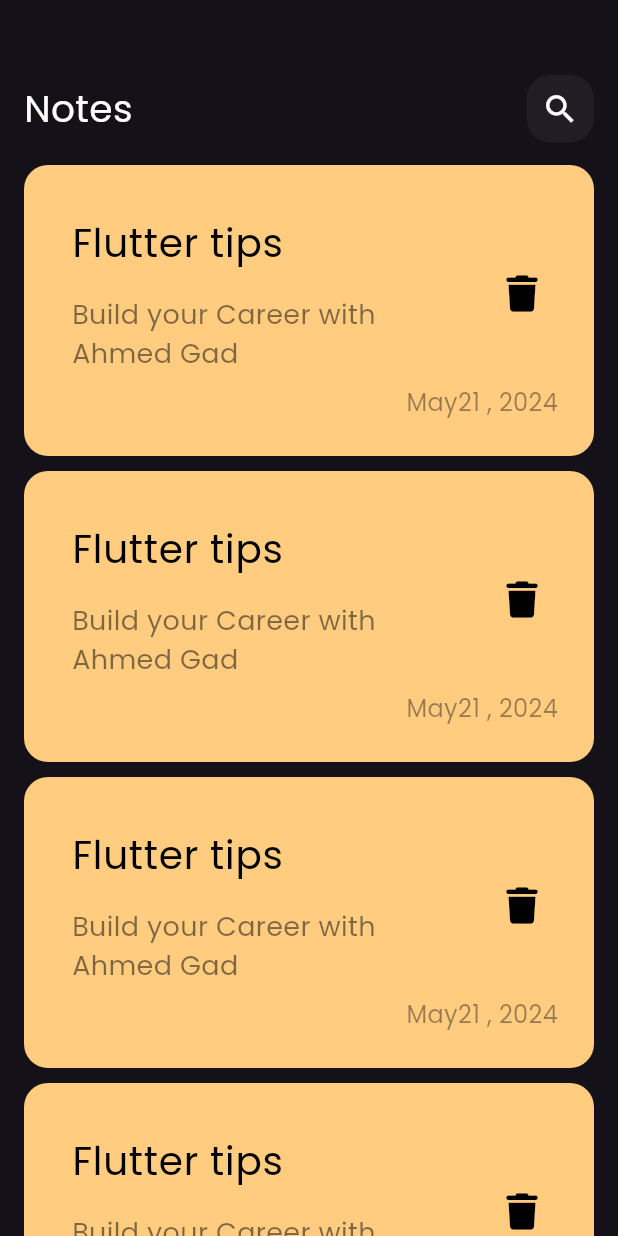
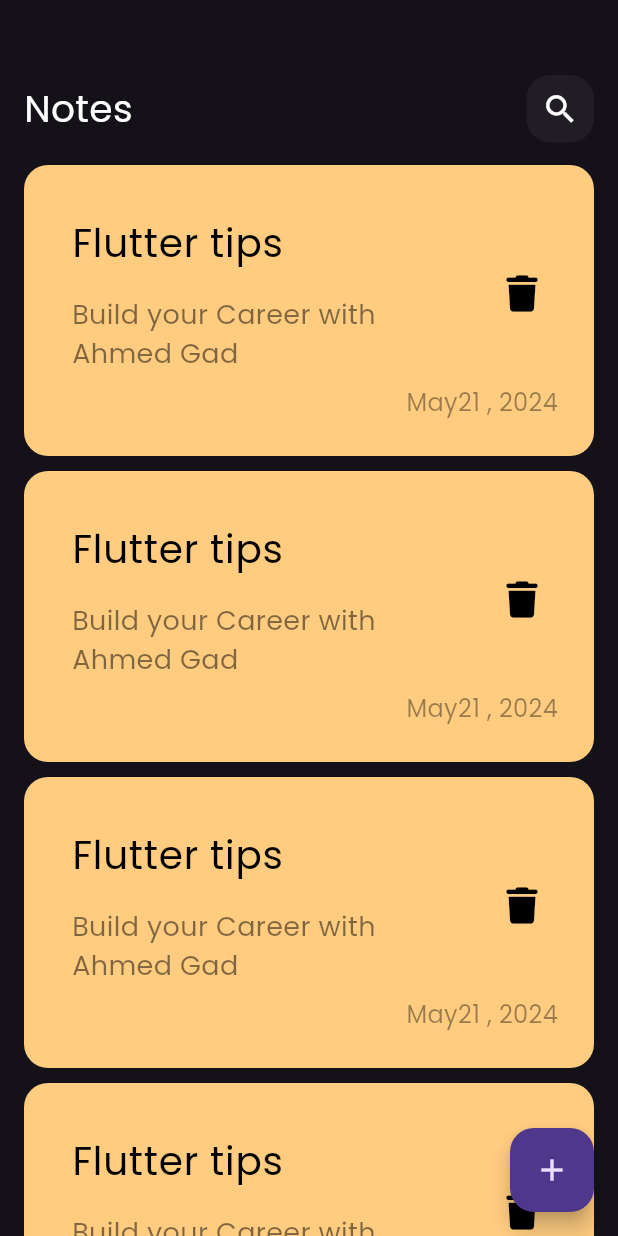
Before and after one commit to AhmedAljamal/ToDo_App, a Flutter app: the screen it shows after launch, on a phone screen of 412 x 824 dp. Run offline on Flutter 3.47's test engine with Material 3 defaults, Android fonts, the phone set to English and light mode, and no system bars; our stand-ins replace font_awesome_flutter.

Commit message:
add floating action button

```diff
--- a/lib/views/home_view.dart
+++ b/lib/views/home_view.dart
@@ -1,5 +1,6 @@
 import 'package:flutter/material.dart';
 import 'package:todo_app/widgets/custom_app_bar.dart';
+import 'package:todo_app/widgets/custom_floationg_action_button.dart';
 import 'package:todo_app/widgets/custom_icon_search.dart';
 import 'package:todo_app/widgets/custom_notes_item.dart';
 import 'package:todo_app/widgets/custom_notes_list_view.dart';
@@ -10,7 +11,8 @@ class HomeView extends StatelessWidget {
 
   @override
   Widget build(BuildContext context) {
-    return  Scaffold(
+    return Scaffold(
+      floatingActionButton: CustomFloatingActionButton(),
       body: Padding(
         padding: EdgeInsets.symmetric(horizontal: 16),
         child: Column(
@@ -23,8 +25,6 @@ class HomeView extends StatelessWidget {
               height: 10,
             ),
             Expanded(child: NotesListView()),
-
-
           ],
         ),
       ),
--- /dev/null
+++ b/lib/widgets/custom_floationg_action_button.dart
@@ -0,0 +1,15 @@
+import 'package:flutter/material.dart';
+
+class CustomFloatingActionButton extends StatelessWidget {
+  const CustomFloatingActionButton({
+    super.key,
+  });
+
+  @override
+  Widget build(BuildContext context) {
+    return FloatingActionButton(
+      onPressed: null,
+      child: Icon(Icons.add),
+    );
+  }
+}
--- a/lib/widgets/custom_notes_list_view.dart
+++ b/lib/widgets/custom_notes_list_view.dart
@@ -6,7 +6,9 @@ class NotesListView extends StatelessWidget {
 
   @override
   Widget build(BuildContext context) {
-    return ListView.builder(itemBuilder: (context , index) {
+    return ListView.builder(
+      itemBuilder: (context , index) {
+
       return Padding(
         padding: const EdgeInsets.symmetric(vertical: 5),
         child: NoteItem(),
```
